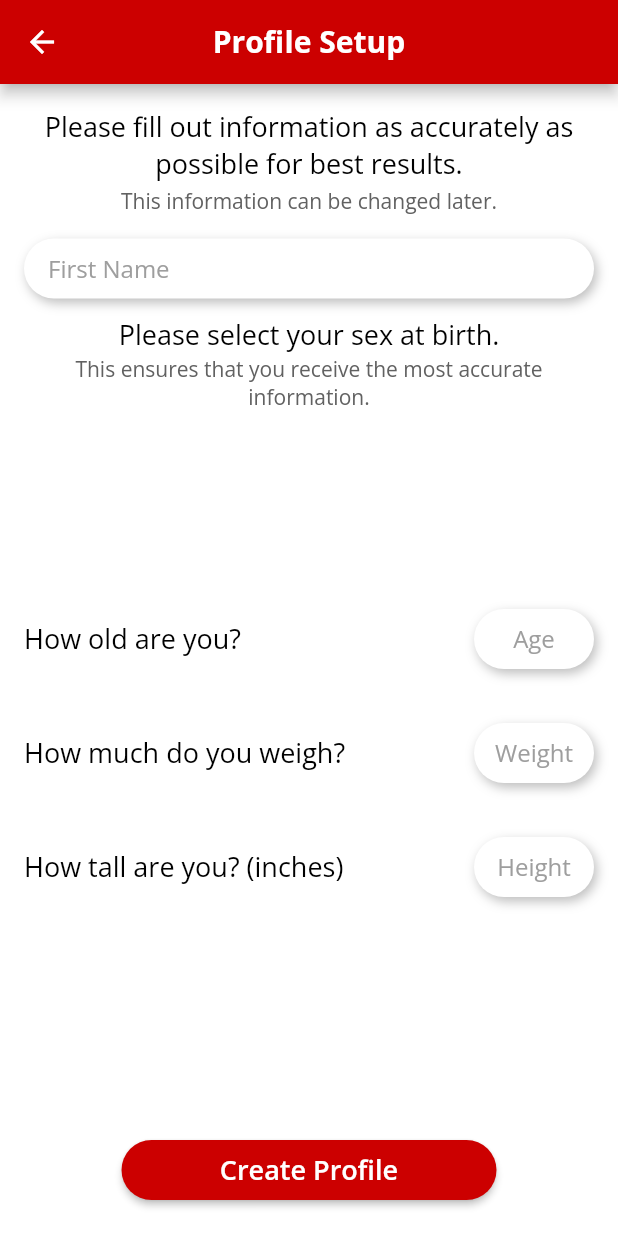
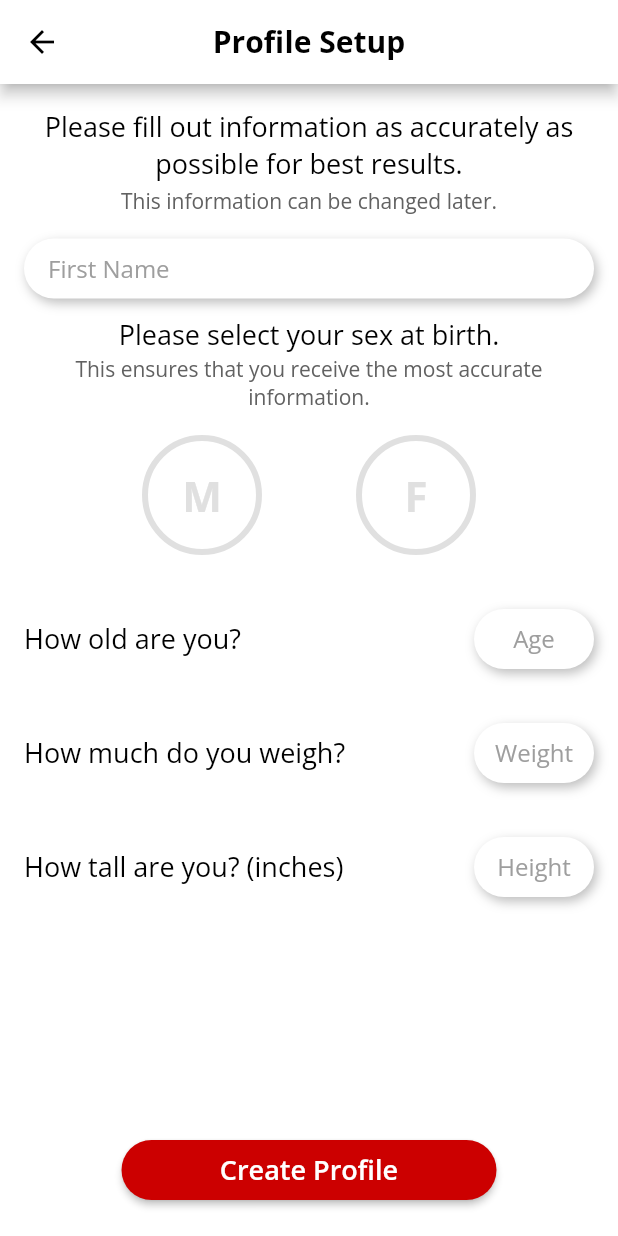
Before and after one commit to mjhamm/blood-alcohol-calculator, a Flutter app: the screen it shows after launch, after a tap on "I Agree", on a phone screen of 412 x 824 dp. Run offline on Flutter 3.47's test engine with Material 2 defaults, Android fonts, the phone set to English and light mode, and no system bars; our stand-ins replace google_fonts.

Commit message:
color-updates-nav-updates

```diff
--- a/lib/disclaimer page/disclaimer_page.dart
+++ b/lib/disclaimer page/disclaimer_page.dart
@@ -10,20 +10,21 @@ class DisclaimerPage extends StatelessWidget {
   @override
   Widget build(BuildContext context) {
     Widget appBar = AppBar(
-      backgroundColor: CustomColors.primary,
+      backgroundColor: Colors.white,
+      elevation: 4.0,
       centerTitle: true,
       title: Text(
         'Disclaimer',
         style: GoogleFonts.openSans(
-          color: Colors.white,
+          color: Colors.black,
           fontSize: 20,
           fontWeight: FontWeight.bold
         ),
       ),
     );
     return AnnotatedRegion<SystemUiOverlayStyle>(
-      value: SystemUiOverlayStyle.light.copyWith(
-        statusBarColor: CustomColors.primary
+      value: SystemUiOverlayStyle.dark.copyWith(
+        statusBarColor: Colors.white
       ),
       child: SafeArea(
         child: Scaffold(
--- a/lib/models/custom_drawer.dart
+++ b/lib/models/custom_drawer.dart
@@ -23,7 +23,7 @@ class CustomNavigationDrawer extends StatelessWidget {
             child: Container(
               height: MediaQuery.of(context).size.height,
               width: MediaQuery.of(context).size.width,
-              child: Center(child: Image.asset('assets/images/total_3x.png')),
+              child: Center(child: Text('BAC Calculator'),),
             )
           ),
           ListTile(
--- a/lib/profile setup/profile_setup.dart
+++ b/lib/profile setup/profile_setup.dart
@@ -1,3 +1,5 @@
+import 'dart:ui';
+
 import 'package:bac_calculator/colors/custom_colors.dart';
 import 'package:bac_calculator/main%20screen/main_screen.dart';
 import 'package:bac_calculator/profile%20setup/sex_pick_widget.dart';
@@ -18,13 +20,15 @@ class ProfileSetup extends StatefulWidget {
 
 class _ProfileSetupState extends State<ProfileSetup> {
 
-  Widget appBar = AppBar(
-    backgroundColor: CustomColors.primary,
+  AppBar appBar = AppBar(
+    backgroundColor: Colors.white,
     centerTitle: true,
+    elevation: 4.0,
+    leading: BackButton(color: Colors.black,),
     title: Text(
       'Profile Setup',
       style: GoogleFonts.openSans(
-        color: Colors.white,
+        color: Colors.black,
         fontSize: 20,
         fontWeight: FontWeight.bold
       ),
@@ -37,7 +41,7 @@ class _ProfileSetupState extends State<ProfileSetup> {
   final heightController = TextEditingController();
 
   void displayToast(String message) {
-     final snackBar = SnackBar(content: Text(message));
+     final snackBar = SnackBar(content: Text(message), duration: Duration(seconds: 2),);
      ScaffoldMessenger.of(context).showSnackBar(snackBar);
   }
 
@@ -53,8 +57,8 @@ class _ProfileSetupState extends State<ProfileSetup> {
   @override
   Widget build(BuildContext context) {
     return AnnotatedRegion<SystemUiOverlayStyle>(
-      value: SystemUiOverlayStyle.light.copyWith(
-        statusBarColor: CustomColors.primary
+      value: SystemUiOverlayStyle.dark.copyWith(
+        statusBarColor: Colors.white
       ),
       child: SafeArea(
         child: GestureDetector(
@@ -66,7 +70,7 @@ class _ProfileSetupState extends State<ProfileSetup> {
             backgroundColor: Colors.white,
             body: SingleChildScrollView(
               child: Container(
-                height: MediaQuery.of(context).size.height - AppBar().preferredSize.height - MediaQuery.of(context).padding.top,
+                height: widget.update ? MediaQuery.of(context).size.height - (120) : MediaQuery.of(context).size.height - AppBar().preferredSize.height - MediaQuery.of(context).padding.top,
                 child: Padding(
                   padding: const EdgeInsets.only(top: 16.0, left: 16.0, right: 16.0, bottom: 24.0),
                   child: Column(
@@ -298,7 +302,9 @@ class _ProfileSetupState extends State<ProfileSetup> {
                         child: ElevatedButton(
                           onPressed: () {
                             if (widget.update) {
-                              displayToast('Profile Updated');
+                              displayToast('Profile Updated.');
+                            } else {
+                              displayToast('Profile Created.');
                             }
                             Navigator.of(context).push(MaterialPageRoute(builder: (context) => MainScreen()));
                             // if (nameController.text.isEmpty) {
--- a/lib/profile setup/sex_pick_widget.dart
+++ b/lib/profile setup/sex_pick_widget.dart
@@ -46,7 +46,7 @@ class _SexPickerState extends State<SexPicker> {
               decoration: BoxDecoration(
                 shape: BoxShape.circle,
                 border: Border.all(
-                  color: _mSelected ? CustomColors.primary : Colors.white,
+                  color: _mSelected ? CustomColors.primary : Colors.grey[300],
                   width: 4
                 ),
               ),
@@ -54,7 +54,7 @@ class _SexPickerState extends State<SexPicker> {
                 child: Text(
                   'M',
                   style: GoogleFonts.openSans(
-                    color: _mSelected ? CustomColors.primary : Colors.white,
+                    color: _mSelected ? CustomColors.primary : Colors.grey[300],
                     fontSize: 28,
                     fontWeight: FontWeight.bold
                   ),
@@ -76,7 +76,7 @@ class _SexPickerState extends State<SexPicker> {
               decoration: BoxDecoration(
                 shape: BoxShape.circle,
                 border: Border.all(
-                  color: _fSelected ? CustomColors.primary : Colors.white,
+                  color: _fSelected ? CustomColors.primary : Colors.grey[300],
                   width: 4
                 ),
               ),
@@ -84,7 +84,7 @@ class _SexPickerState extends State<SexPicker> {
                 child: Text(
                   'F',
                   style: GoogleFonts.openSans(
-                    color: _fSelected ? CustomColors.primary : Colors.white,
+                    color: _fSelected ? CustomColors.primary : Colors.grey[300],
                     fontSize: 28,
                     fontWeight: FontWeight.bold
                   ),
--- a/lib/start page/start_page.dart
+++ b/lib/start page/start_page.dart
@@ -15,9 +15,9 @@ class StartPage extends StatelessWidget {
       ),
       child: SafeArea(
         child: Scaffold(
-          //appBar: appBar,
           bottomNavigationBar:
             Container(
+              color: Colors.grey[200],
               child: Row(
                 mainAxisAlignment: MainAxisAlignment.center,
                 children: [
@@ -27,7 +27,8 @@ class StartPage extends StatelessWidget {
               ),
             ),
             body: Stack(
-              children: [ Container(
+              children: [
+                Container(
                   height: MediaQuery.of(context).size.height,
                   color: Colors.white,
                   child: Column(
```
Also changed, not shown: lib/main screen/main_screen.dart (+5 -4 lines), lib/start page/timelapse_timer.dart (+8 -2 lines). Lines whose indentation alone changed are shown as unchanged.
